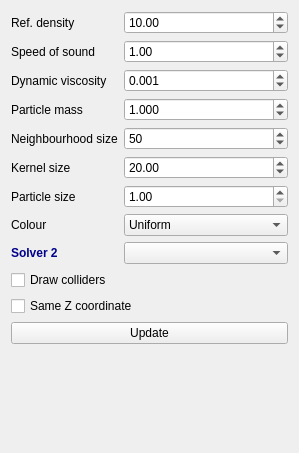
Before: the Qt Designer form forms/widgetfluid.ui in stereoknife/CA-Simulations, drawn with Qt 5.
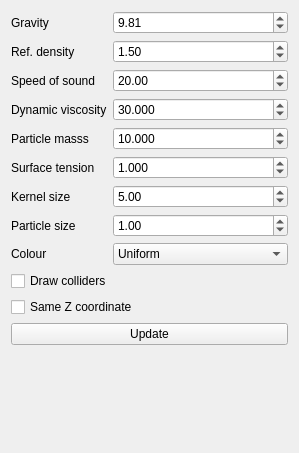
After: the same form once the commit is applied.

```diff
--- a/forms/widgetfluid.ui
+++ b/forms/widgetfluid.ui
@@ -15,67 +15,90 @@
   </property>
   <layout class="QFormLayout" name="formLayout">
    <item row="0" column="0">
+    <widget class="QLabel" name="label_10">
+     <property name="text">
+      <string>Gravity</string>
+     </property>
+    </widget>
+   </item>
+   <item row="0" column="1">
+    <widget class="QDoubleSpinBox" name="gravity">
+     <property name="maximum">
+      <double>20.000000000000000</double>
+     </property>
+     <property name="singleStep">
+      <double>0.010000000000000</double>
+     </property>
+     <property name="value">
+      <double>9.810000000000000</double>
+     </property>
+    </widget>
+   </item>
+   <item row="1" column="0">
     <widget class="QLabel" name="label_2">
      <property name="text">
       <string>Ref. density</string>
      </property>
     </widget>
    </item>
-   <item row="0" column="1">
+   <item row="1" column="1">
     <widget class="QDoubleSpinBox" name="density">
      <property name="singleStep">
       <double>0.100000000000000</double>
      </property>
      <property name="value">
-      <double>10.000000000000000</double>
+      <double>1.500000000000000</double>
      </property>
     </widget>
    </item>
-   <item row="1" column="0">
+   <item row="2" column="0">
     <widget class="QLabel" name="label">
      <property name="text">
       <string>Speed of sound</string>
      </property>
     </widget>
    </item>
-   <item row="1" column="1">
+   <item row="2" column="1">
     <widget class="QDoubleSpinBox" name="sound_speed">
      <property name="maximum">
       <double>100.000000000000000</double>
      </property>
      <property name="value">
-      <double>1.000000000000000</double>
+      <double>20.000000000000000</double>
      </property>
     </widget>
    </item>
-   <item row="2" column="0">
+   <item row="3" column="0">
     <widget class="QLabel" name="label_4">
      <property name="text">
       <string>Dynamic viscosity</string>
      </property>
     </widget>
    </item>
-   <item row="2" column="1">
+   <item row="3" column="1">
     <widget class="QDoubleSpinBox" name="viscosity">
      <property name="decimals">
       <number>3</number>
      </property>
      <property name="maximum">
-      <double>50.000000000000000</double>
+      <double>99.000000000000000</double>
+     </property>
+     <property name="singleStep">
+      <double>0.100000000000000</double>
      </property>
      <property name="value">
-      <double>0.001000000000000</double>
+      <double>30.000000000000000</double>
      </property>
     </widget>
    </item>
-   <item row="3" column="0">
+   <item row="4" column="0">
     <widget class="QLabel" name="label_3">
      <property name="text">
-      <string>Particle mass</string>
+      <string>Particle masss</string>
      </property>
     </widget>
    </item>
-   <item row="3" column="1">
+   <item row="4" column="1">
     <widget class="QDoubleSpinBox" name="mass">
      <property name="decimals">
       <number>3</number>
@@ -87,39 +110,62 @@
       <double>10000.000000000000000</double>
      </property>
      <property name="value">
-      <double>1.000000000000000</double>
-     </property>
-    </widget>
-   </item>
-   <item row="4" column="0">
-    <widget class="QLabel" name="label_7">
-     <property name="text">
-      <string>Neighbourhood size</string>
-     </property>
-    </widget>
-   </item>
-   <item row="4" column="1">
-    <widget class="QSpinBox" name="neighbourhood_size">
-     <property name="value">
-      <number>50</number>
+      <double>10.000000000000000</double>
      </property>
     </widget>
    </item>
    <item row="5" column="0">
+    <widget class="QLabel" name="label_7">
+     <property name="text">
+      <string>Surface tension</string>
+     </property>
+    </widget>
+   </item>
+   <item row="6" column="0">
     <widget class="QLabel" name="label_8">
      <property name="text">
       <string>Kernel size</string>
      </property>
     </widget>
    </item>
-   <item row="5" column="1">
+   <item row="6" column="1">
     <widget class="QDoubleSpinBox" name="kernel_size">
      <property name="value">
-      <double>20.000000000000000</double>
+      <double>5.000000000000000</double>
+     </property>
+    </widget>
+   </item>
+   <item row="7" column="0">
+    <widget class="QLabel" name="label_9">
+     <property name="text">
+      <string>Particle size</string>
      </property>
     </widget>
    </item>
    <item row="7" column="1">
+    <widget class="QDoubleSpinBox" name="particle_size">
+     <property name="minimum">
+      <double>0.100000000000000</double>
+     </property>
+     <property name="maximum">
+      <double>5.000000000000000</double>
+     </property>
+     <property name="singleStep">
+      <double>0.100000000000000</double>
+     </property>
+     <property name="value">
+      <double>1.000000000000000</double>
+     </property>
+    </widget>
+   </item>
+   <item row="8" column="0">
+    <widget class="QLabel" name="label_5">
+     <property name="text">
+      <string>Colour</string>
+     </property>
+    </widget>
+   </item>
+   <item row="8" column="1">
     <widget class="QComboBox" name="colour">
      <item>
       <property name="text">
@@ -143,19 +189,6 @@
      </item>
     </widget>
    </item>
-   <item row="8" column="0">
-    <widget class="QLabel" name="label_6">
-     <property name="styleSheet">
-      <string notr="true">font-weight:bold;color:darkblue</string>
-     </property>
-     <property name="text">
-      <string>Solver 2</string>
-     </property>
-    </widget>
-   </item>
-   <item row="8" column="1">
-    <widget class="QComboBox" name="solver2"/>
-   </item>
    <item row="9" column="0" colspan="2">
     <widget class="QCheckBox" name="draw_colliders">
      <property name="text">
@@ -177,27 +210,19 @@
      </property>
     </widget>
    </item>
-   <item row="6" column="1">
-    <widget class="QDoubleSpinBox" name="particle_size">
-     <property name="minimum">
-      <double>1.000000000000000</double>
+   <item row="5" column="1">
+    <widget class="QDoubleSpinBox" name="surface_tension">
+     <property name="decimals">
+      <number>3</number>
      </property>
      <property name="maximum">
       <double>100.000000000000000</double>
      </property>
-    </widget>
-   </item>
-   <item row="6" column="0">
-    <widget class="QLabel" name="label_9">
-     <property name="text">
-      <string>Particle size</string>
+     <property name="singleStep">
+      <double>0.010000000000000</double>
      </property>
-    </widget>
-   </item>
-   <item row="7" column="0">
-    <widget class="QLabel" name="label_5">
-     <property name="text">
-      <string>Colour</string>
+     <property name="value">
+      <double>1.000000000000000</double>
      </property>
     </widget>
    </item>
```
Left out of the diff: 2 changed lines with no effect on the pictures.
